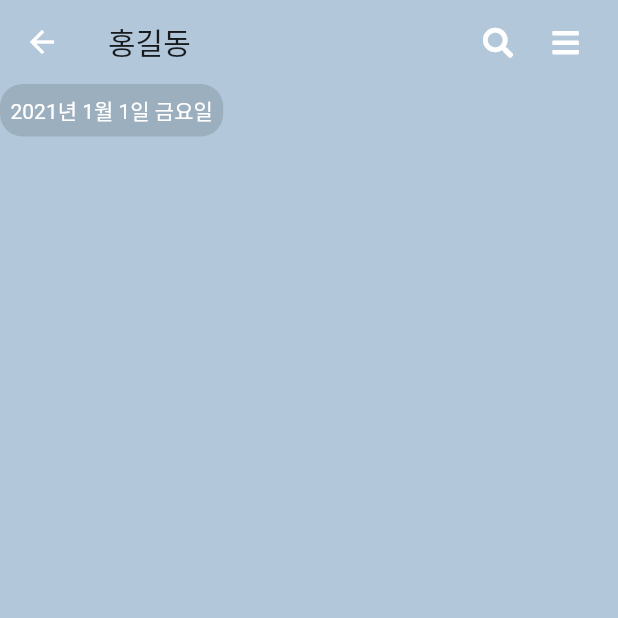
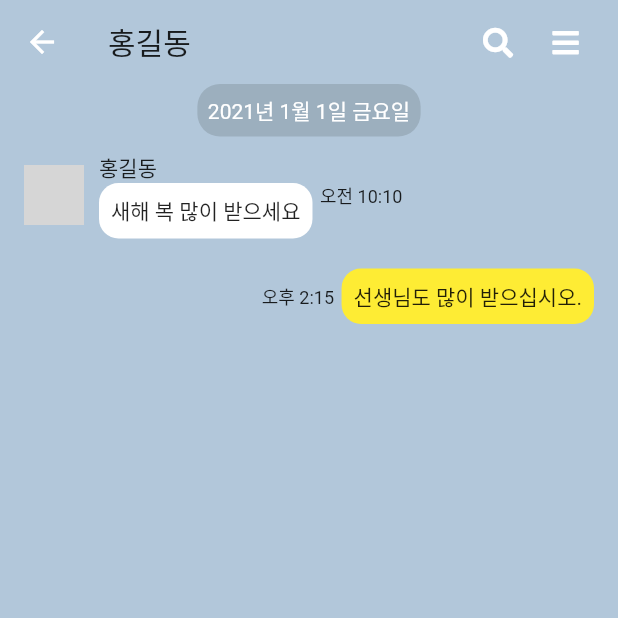
Before and after one commit to hyonna12/flutter-kakao, a Flutter app: the ChatRoomScreen screen opened directly, on a phone screen of 412 x 824 dp, the top half of it. Run offline on Flutter 3.47's test engine with Material 2 defaults, Android fonts, the phone set to English and light mode, and no system bars; our stand-ins replace font_awesome_flutter; network calls fail; grey boxes are pictures that could not be loaded.

Commit message:
chat_room_screen - 채팅 화면 chat 위젯 적용

```diff
--- a/lib/screens/chat_room_screen.dart
+++ b/lib/screens/chat_room_screen.dart
@@ -1,4 +1,6 @@
 import 'package:flutter/material.dart';
+import 'package:flutter_kakaotalk/components/my_chat.dart';
+import 'package:flutter_kakaotalk/components/other_chat.dart';
 import 'package:flutter_kakaotalk/components/time_line.dart';
 import 'package:font_awesome_flutter/font_awesome_flutter.dart';
 
@@ -8,10 +10,14 @@ class ChatRoomScreen extends StatefulWidget {
 }
 
 class _ChatRoomScreenState extends State<ChatRoomScreen> {
+  // 내가 입력한 글을 저장할 리스트
+  final List<MyChat> chats = [];
+  // 내가 입력한 글을 제어하기 위한 컨트롤러
+  final TextEditingController _textController = TextEditingController();
+
   @override
   Widget build(BuildContext context) {
-    return Scaffold(
-      body: Container(
+    return Container(
       color: Color(0xFFb2c7da),
       child: Scaffold(
         backgroundColor: Colors.transparent,
@@ -32,15 +38,30 @@ class _ChatRoomScreenState extends State<ChatRoomScreen> {
           children: [
             Expanded(
               child: SingleChildScrollView(
+                child: Padding(
+                  padding: const EdgeInsets.symmetric(horizontal: 16.0),
                   child: Column(
-                    children: [TimeLine(time: "2021년 1월 1일 금요일")],
+                    children: [
+                      TimeLine(time: "2021년 1월 1일 금요일"),
+                      OtherChat(
+                        name: "홍길동",
+                        text: "새해 복 많이 받으세요",
+                        time: "오전 10:10",
+                      ),
+                      MyChat(
+                        text: "선생님도 많이 받으십시오.",
+                        time: "오후 2:15",
+                      ),
+                      // 채팅 입력 ui를 이용하여 chats에 새 글이 추가되면 화면에 나열됨
+                      ...List.generate(chats.length, (index) => chats[index]),
+                    ],
+                  ),
                 ),
               ),
             ),
           ],
         ),
       ),
-      ),
     );
   }
 }
```
Lines whose indentation alone changed are shown as unchanged.
